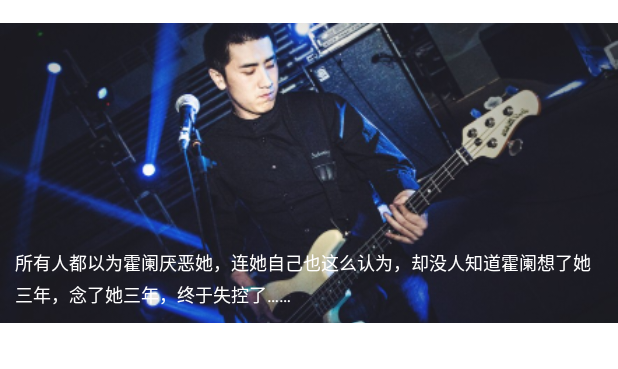
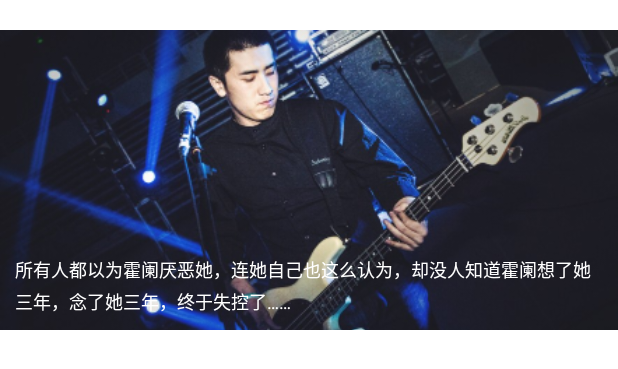
Before and after one commit to qwerty1213/SuperMVPBase, an Android app: the layout test_item.xml on its own in the app's theme, with its tools: preview values and no code run, on a phone screen of 412 x 824 dp. Shown: the top 369 px of the screen. Run offline under Robolectric (Android 15) with nearby library versions, the phone set to English and light mode, and no system bars; plain views replace AutoRelativeLayout; network calls fail.

```diff
--- a/app/src/main/res/layout/test_item.xml
+++ b/app/src/main/res/layout/test_item.xml
@@ -2,7 +2,7 @@
 <com.zhy.autolayout.AutoRelativeLayout xmlns:android="http://schemas.android.com/apk/res/android"
     android:layout_width="match_parent"
     android:layout_height="200dp"
-    android:layout_marginTop="15dp">
+    android:layout_marginTop="20dp">
 
     <ImageView
         android:id="@+id/iv_bg"
```
Also changed, not shown: app/src/main/java/com/android/tool/ui/base/BaseActivitys.java (+6 -4 lines).
